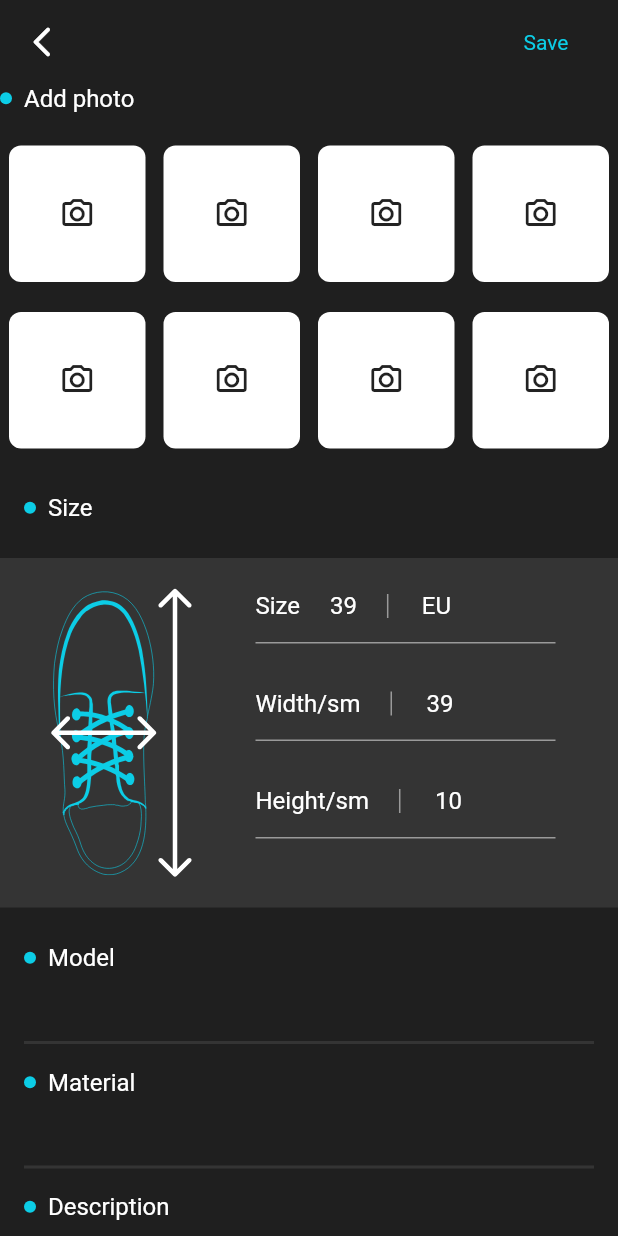
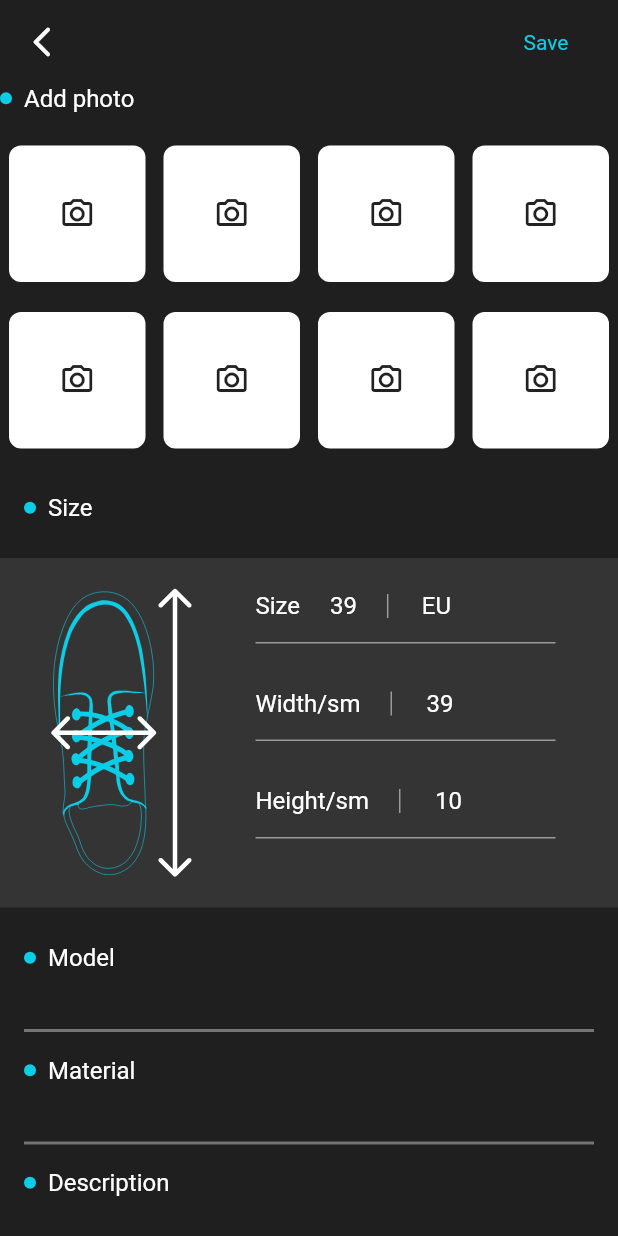
Before and after one commit to HolikovOleksandr/KOPA_Flutter_App, a Flutter app: the AddProductPage screen opened directly, on a phone screen of 412 x 824 dp. Run offline on Flutter 3.47's test engine with Material 2 defaults, Android fonts, the phone set to English and light mode, and no system bars; our stand-ins replace animated_splash_screen, convex_bottom_bar, firebase_auth, firebase_core, flutter_svg, fluttertoast and 3 more; accounts and stored records are empty.

```diff
--- a/lib/src/core/localization/local_strings.dart
+++ b/lib/src/core/localization/local_strings.dart
@@ -27,6 +27,8 @@ class LocalStrings extends Translations {
           'model': 'Model',
           'description': 'Description',
           'price': 'Price',
+          'apply': 'Apply',
+          'cancel': 'Cancel',
 
           // User page strings
           'location': 'Location',
@@ -60,6 +62,8 @@ class LocalStrings extends Translations {
           'model': 'Модель',
           'description': 'Опис',
           'price': 'Ціна',
+          'apply': 'Застосувати',
+          'cancel': 'Скинути',
 
           // User page strings
           'location': 'Місто',
--- a/lib/src/ui/screens/home/tabs/add_protuct_page.dart
+++ b/lib/src/ui/screens/home/tabs/add_protuct_page.dart
@@ -1,11 +1,12 @@
 import 'package:kopa/src/core/ui/widgets/base_statefull_widget.dart';
+import 'package:kopa/src/core/ui/widgets/base_statless_widget.dart';
+import 'package:kopa/src/ui/widgets/title_widget.dart';
 import 'package:kopa/resources/asset_pathes.dart';
 import 'package:flutter_svg/flutter_svg.dart';
 import 'package:kopa/resources/colors.dart';
 import 'package:kopa/resources/fonts.dart';
 import 'package:flutter/material.dart';
 import 'package:get/get.dart';
-import 'package:kopa/src/core/ui/widgets/base_statless_widget.dart';
 
 class AddProductPage extends BaseStatefulWidget {
   const AddProductPage({Key? key}) : super(key: key);
@@ -99,69 +100,6 @@ class AddPhoto extends BaseStatelessWidget {
           ),
           child: const Icon(Icons.photo_camera_outlined),
         ),
-      ),
-    );
-  }
-}
-
-class TitleWidget extends BaseStatelessWidget {
-  const TitleWidget({
-    Key? key,
-    required this.text,
-    required this.withInput,
-    this.controller,
-  }) : super(key: key);
-
-  final String text;
-  final bool withInput;
-
-  final dynamic controller;
-
-  @override
-  Widget getLayout(BuildContext context) {
-    return Padding(
-      padding: const EdgeInsets.only(bottom: 16),
-      child: Column(
-        children: [
-          Row(
-            children: [
-              Container(
-                width: 8,
-                height: 8,
-                decoration: const BoxDecoration(
-                  shape: BoxShape.circle,
-                  color: AppColors.primary,
-                ),
-              ),
-              const SizedBox(width: 8),
-              Text(
-                text.tr,
-                style: AppFonts.size16.copyWith(
-                  color: AppColors.textWhite,
-                ),
-              )
-            ],
-          ),
-          withInput
-              ? TextField(
-                  controller: controller,
-                  decoration: const InputDecoration(
-                    focusedBorder: UnderlineInputBorder(
-                      borderSide: BorderSide(
-                        color: AppColors.primary,
-                        width: 3,
-                      ),
-                    ),
-                    enabledBorder: UnderlineInputBorder(
-                      borderSide: BorderSide(
-                        color: AppColors.cardBg,
-                        width: 2,
-                      ),
-                    ),
-                  ),
-                )
-              : const SizedBox(),
-        ],
       ),
     );
   }
--- /dev/null
+++ b/lib/src/ui/widgets/title_widget.dart
@@ -0,0 +1,71 @@
+import 'package:kopa/src/core/ui/widgets/base_statless_widget.dart';
+import 'package:kopa/resources/colors.dart';
+import 'package:kopa/resources/fonts.dart';
+import 'package:flutter/material.dart';
+import 'package:get/get.dart';
+
+class TitleWidget extends BaseStatelessWidget {
+  const TitleWidget({
+    Key? key,
+    required this.text,
+    required this.withInput,
+    this.controller,
+  }) : super(key: key);
+
+  final String text;
+  final bool withInput;
+
+  final dynamic controller;
+
+  @override
+  Widget getLayout(BuildContext context) {
+    return Padding(
+      padding: const EdgeInsets.only(bottom: 16),
+      child: Column(
+        children: [
+          Row(
+            children: [
+              Container(
+                width: 8,
+                height: 8,
+                decoration: const BoxDecoration(
+                  shape: BoxShape.circle,
+                  color: AppColors.primary,
+                ),
+              ),
+              const SizedBox(width: 8),
+              Text(
+                text.tr,
+                style: AppFonts.size16.copyWith(
+                  color: AppColors.textWhite,
+                ),
+              )
+            ],
+          ),
+          withInput
+              ? SizedBox(
+                  height: 40,
+                  child: TextField(
+                    controller: controller,
+                    decoration: const InputDecoration(
+                      focusedBorder: UnderlineInputBorder(
+                        borderSide: BorderSide(
+                          color: AppColors.primary,
+                          width: 3,
+                        ),
+                      ),
+                      enabledBorder: UnderlineInputBorder(
+                        borderSide: BorderSide(
+                          color: AppColors.input,
+                          width: 2,
+                        ),
+                      ),
+                    ),
+                  ),
+                )
+              : const SizedBox(),
+        ],
+      ),
+    );
+  }
+}
```
Also changed, not shown: lib/src/ui/screens/home/tabs/home_page.dart (+78 -9 lines).
